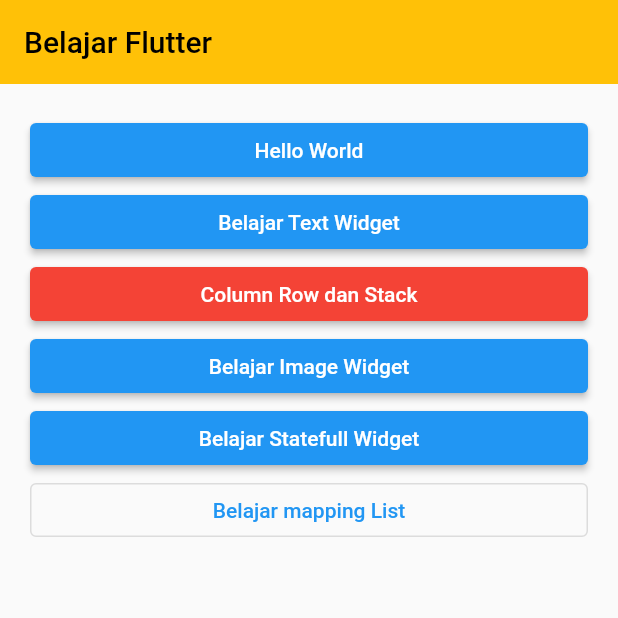
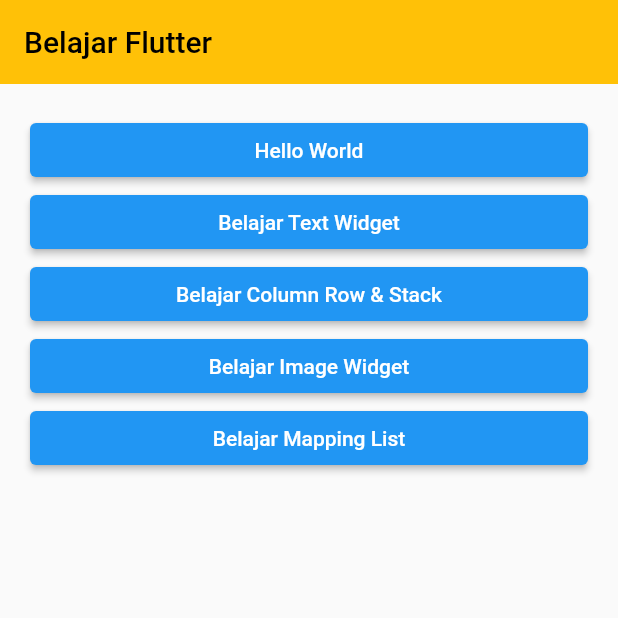
Before and after one commit to dofirfauzi/belajar_flutter, a Flutter app: the screen it shows after launch, on a phone screen of 412 x 824 dp, the top half of it. Run offline on Flutter 3.47's test engine with Material 2 defaults, Android fonts, the phone set to English and light mode, and no system bars.

Commit message:
refactor home page use maping with model

```diff
--- /dev/null
+++ b/lib/model/menu.dart
@@ -0,0 +1,21 @@
+import 'package:flutter/material.dart';
+
+import '../screen/screen.dart';
+
+class Menu {
+  final String name;
+  final Widget page;
+
+  Menu({
+    required this.name,
+    required this.page,
+  });
+}
+
+var menus = [
+  Menu(name: 'Hello World', page: const HelloWorld()),
+  Menu(name: 'Belajar Text Widget', page: const TextWidget()),
+  Menu(name: 'Belajar Column Row & Stack', page: const ColRowStack()),
+  Menu(name: 'Belajar Image Widget', page: const ImageWidget()),
+  Menu(name: 'Belajar Mapping List', page: const Map()),
+];
--- a/lib/screen/home_page/home_page.dart
+++ b/lib/screen/home_page/home_page.dart
@@ -1,9 +1,4 @@
-import '../hello_world/hello_world.dart';
-import '../text/text_widget.dart';
-import '../column_row_stack/column_row_stack.dart';
-import '../image_widget/image_widget.dart';
-import '../statefull_widget/statefull_widget.dart';
-import '../map/map.dart';
+import '../../model/menu.dart';
 import 'package:flutter/material.dart';
 
 class HomePage extends StatelessWidget {
@@ -22,60 +17,16 @@
       ),
       body: ListView(
         padding: const EdgeInsets.all(20),
-        children: [
-          ElevatedButton(
+        children: menus.map((menu) {
+          return ElevatedButton(
             onPressed: () {
               Navigator.of(context).push(MaterialPageRoute(builder: (context) {
-                return const HelloWorld();
+                return menu.page;
               }));
             },
-            child: const Text('Hello World'),
-          ),
-          ElevatedButton(
-            onPressed: () {
-              Navigator.of(context).push(MaterialPageRoute(builder: (context) {
-                return const TextWidget();
-              }));
-            },
-            child: const Text('Belajar Text Widget'),
-          ),
-          ElevatedButton(
-            onPressed: () {
-              Navigator.of(context).push(MaterialPageRoute(builder: (context) {
-                return const ColRowStack();
-              }));
-            },
-            style: ButtonStyle(
-                backgroundColor: MaterialStateProperty.all<Color>(Colors.red)),
-            child: const Text('Column Row dan Stack'),
-          ),
-          ElevatedButton(
-            onPressed: () {
-              Navigator.of(context).push(MaterialPageRoute(builder: (context) {
-                return const ImageWidget();
-              }));
-            },
-            child: const Text('Belajar Image Widget'),
-          ),
-          ElevatedButton(
-            onPressed: () {
-              Navigator.of(context).push(MaterialPageRoute(
-                builder: (context) {
-                  return const BelajarStateFull();
-                },
-              ));
-            },
-            child: const Text('Belajar Statefull Widget'),
-          ),
-          OutlinedButton(
-            onPressed: () {
-              Navigator.of(context).push(MaterialPageRoute(builder: (context) {
-                return const Map();
-              }));
-            },
-            child: const Text('Belajar mapping List'),
-          ),
-        ],
+            child: Text(menu.name),
+          );
+        }).toList(),
       ),
     );
   }
--- /dev/null
+++ b/lib/screen/screen.dart
@@ -0,0 +1,6 @@
+export './hello_world/hello_world.dart';
+export './column_row_stack/column_row_stack.dart';
+export './image_widget/image_widget.dart';
+export './map/map.dart';
+export './statefull_widget/statefull_widget.dart';
+export './text/text_widget.dart';
```
